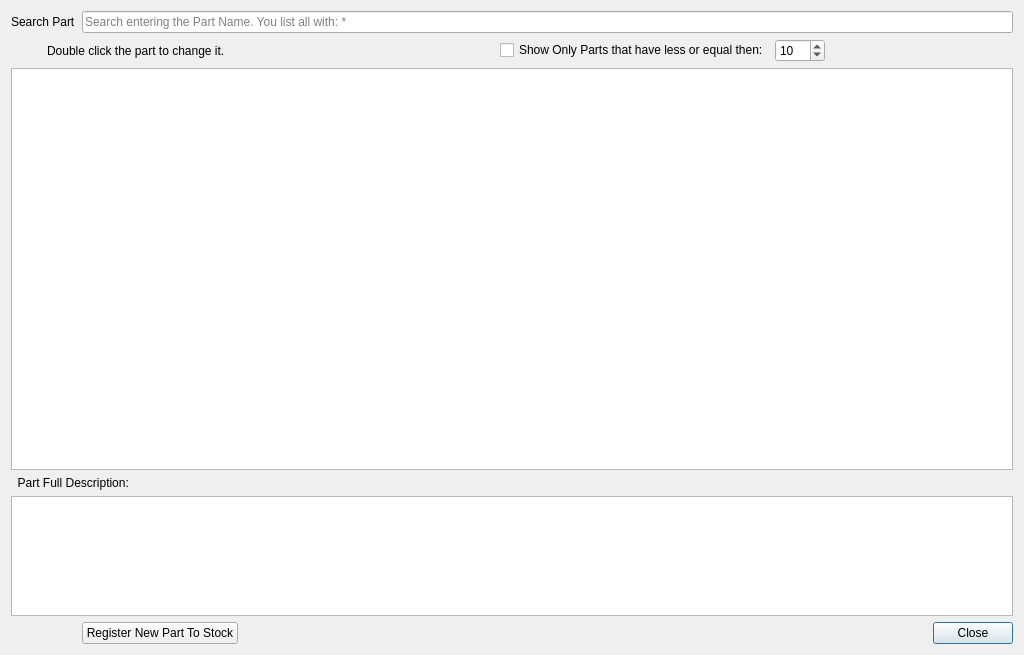
bedi1982/Oficina, file Stock_Control.ui: the form before one commit.
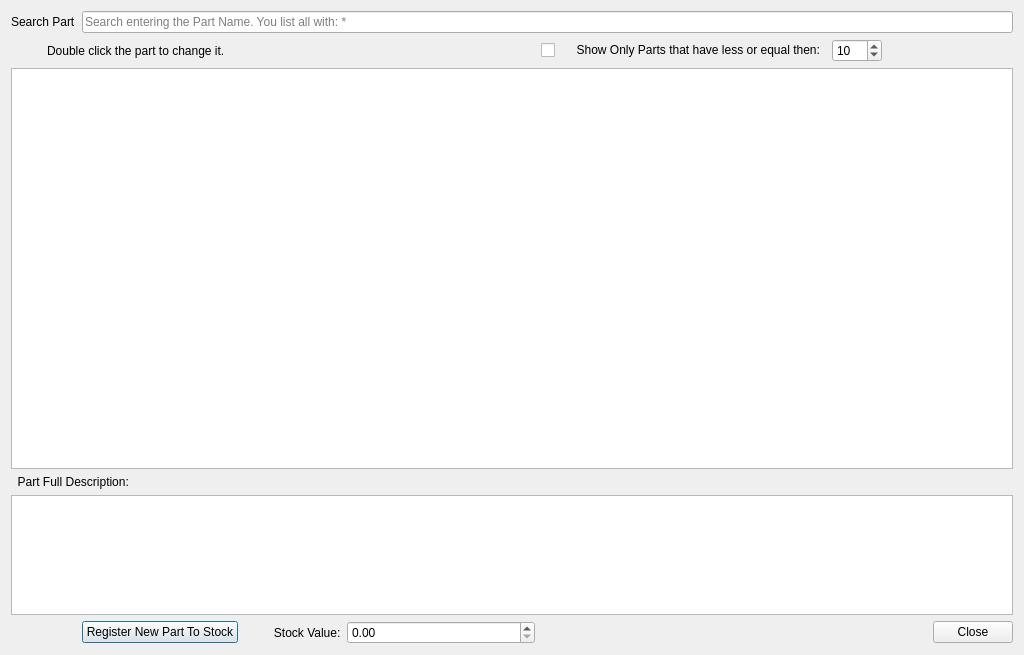
The form after the commit. Icons and pictures are not drawn.

What changed in the file:
```diff
--- a/Stock_Control.ui
+++ b/Stock_Control.ui
@@ -24,111 +24,7 @@
     <normaloff>:/emoticons/service.png</normaloff>:/emoticons/service.png</iconset>
   </property>
   <layout class="QGridLayout" name="gridLayout">
-   <item row="5" column="6">
-    <widget class="QDialogButtonBox" name="buttonBox">
-     <property name="standardButtons">
-      <set>QDialogButtonBox::Close</set>
-     </property>
-    </widget>
-   </item>
-   <item row="1" column="5">
-    <widget class="QCheckBox" name="checkBox_Set_Quantity">
-     <property name="text">
-      <string>Show Only Parts that have less or equal then:</string>
-     </property>
-    </widget>
-   </item>
-   <item row="4" column="0" colspan="7">
-    <widget class="QTextEdit" name="txt_Part_Description">
-     <property name="enabled">
-      <bool>true</bool>
-     </property>
-     <property name="sizePolicy">
-      <sizepolicy hsizetype="Expanding" vsizetype="Fixed">
-       <horstretch>0</horstretch>
-       <verstretch>0</verstretch>
-      </sizepolicy>
-     </property>
-     <property name="maximumSize">
-      <size>
-       <width>16777215</width>
-       <height>120</height>
-      </size>
-     </property>
-     <property name="focusPolicy">
-      <enum>Qt::NoFocus</enum>
-     </property>
-     <property name="acceptDrops">
-      <bool>false</bool>
-     </property>
-     <property name="placeholderText">
-      <string/>
-     </property>
-    </widget>
-   </item>
-   <item row="5" column="0" colspan="2">
-    <widget class="QLabel" name="lbl_Emoticon">
-     <property name="text">
-      <string/>
-     </property>
-     <property name="pixmap">
-      <pixmap resource="images/images.qrc">:/emoticons/service.png</pixmap>
-     </property>
-    </widget>
-   </item>
-   <item row="2" column="0" colspan="7">
-    <widget class="QTableView" name="tbl_Parts">
-     <property name="focusPolicy">
-      <enum>Qt::StrongFocus</enum>
-     </property>
-     <property name="toolTip">
-      <string/>
-     </property>
-     <property name="editTriggers">
-      <set>QAbstractItemView::NoEditTriggers</set>
-     </property>
-     <property name="sortingEnabled">
-      <bool>true</bool>
-     </property>
-     <attribute name="horizontalHeaderCascadingSectionResizes">
-      <bool>true</bool>
-     </attribute>
-    </widget>
-   </item>
-   <item row="5" column="3" colspan="3">
-    <widget class="QLabel" name="lbl_Stock_Total_Value">
-     <property name="text">
-      <string/>
-     </property>
-    </widget>
-   </item>
-   <item row="1" column="0">
-    <widget class="QLabel" name="lbl_Hint">
-     <property name="maximumSize">
-      <size>
-       <width>31</width>
-       <height>31</height>
-      </size>
-     </property>
-     <property name="text">
-      <string/>
-     </property>
-     <property name="pixmap">
-      <pixmap resource="images/images.qrc">:/emoticons/hint.png</pixmap>
-     </property>
-     <property name="scaledContents">
-      <bool>true</bool>
-     </property>
-    </widget>
-   </item>
-   <item row="1" column="1" colspan="3">
-    <widget class="QLabel" name="llb_Double_Click_Part">
-     <property name="text">
-      <string>Double click the part to change it.</string>
-     </property>
-    </widget>
-   </item>
-   <item row="1" column="6">
+   <item row="1" column="8">
     <widget class="QSpinBox" name="spinBox_Quantity_to_Show">
      <property name="maximumSize">
       <size>
@@ -150,7 +46,7 @@
      </property>
     </widget>
    </item>
-   <item row="1" column="4">
+   <item row="1" column="6">
     <spacer name="horizontalSpacer">
      <property name="orientation">
       <enum>Qt::Horizontal</enum>
@@ -163,7 +59,7 @@
      </property>
     </spacer>
    </item>
-   <item row="3" column="0" colspan="4">
+   <item row="3" column="0" colspan="6">
     <widget class="QLabel" name="lbl_Full_Part_Description">
      <property name="text">
       <string>  Part Full Description:</string>
@@ -188,7 +84,7 @@
      </property>
     </widget>
    </item>
-   <item row="0" column="2" colspan="5">
+   <item row="0" column="2" colspan="7">
     <widget class="QLineEdit" name="line_Part_Name">
      <property name="text">
       <string/>
@@ -201,6 +97,113 @@
      </property>
     </widget>
    </item>
+   <item row="4" column="0" colspan="9">
+    <widget class="QTextEdit" name="txt_Part_Description">
+     <property name="enabled">
+      <bool>true</bool>
+     </property>
+     <property name="sizePolicy">
+      <sizepolicy hsizetype="Expanding" vsizetype="Fixed">
+       <horstretch>0</horstretch>
+       <verstretch>0</verstretch>
+      </sizepolicy>
+     </property>
+     <property name="maximumSize">
+      <size>
+       <width>16777215</width>
+       <height>120</height>
+      </size>
+     </property>
+     <property name="focusPolicy">
+      <enum>Qt::NoFocus</enum>
+     </property>
+     <property name="acceptDrops">
+      <bool>false</bool>
+     </property>
+     <property name="placeholderText">
+      <string/>
+     </property>
+    </widget>
+   </item>
+   <item row="5" column="0" colspan="2">
+    <widget class="QLabel" name="lbl_Emoticon">
+     <property name="text">
+      <string/>
+     </property>
+     <property name="pixmap">
+      <pixmap resource="images/images.qrc">:/emoticons/service.png</pixmap>
+     </property>
+    </widget>
+   </item>
+   <item row="5" column="3">
+    <widget class="QLabel" name="label">
+     <property name="text">
+      <string>         Stock Value:</string>
+     </property>
+    </widget>
+   </item>
+   <item row="2" column="0" colspan="9">
+    <widget class="QTableView" name="tbl_Parts">
+     <property name="focusPolicy">
+      <enum>Qt::StrongFocus</enum>
+     </property>
+     <property name="toolTip">
+      <string/>
+     </property>
+     <property name="editTriggers">
+      <set>QAbstractItemView::NoEditTriggers</set>
+     </property>
+     <property name="sortingEnabled">
+      <bool>true</bool>
+     </property>
+     <attribute name="horizontalHeaderCascadingSectionResizes">
+      <bool>true</bool>
+     </attribute>
+    </widget>
+   </item>
+   <item row="1" column="0">
+    <widget class="QLabel" name="lbl_Hint">
+     <property name="maximumSize">
+      <size>
+       <width>31</width>
+       <height>31</height>
+      </size>
+     </property>
+     <property name="text">
+      <string/>
+     </property>
+     <property name="pixmap">
+      <pixmap resource="images/images.qrc">:/emoticons/hint.png</pixmap>
+     </property>
+     <property name="scaledContents">
+      <bool>true</bool>
+     </property>
+    </widget>
+   </item>
+   <item row="1" column="1" colspan="5">
+    <widget class="QLabel" name="llb_Double_Click_Part">
+     <property name="text">
+      <string>Double click the part to change it.</string>
+     </property>
+    </widget>
+   </item>
+   <item row="5" column="8">
+    <widget class="QDialogButtonBox" name="buttonBox">
+     <property name="standardButtons">
+      <set>QDialogButtonBox::Close</set>
+     </property>
+    </widget>
+   </item>
+   <item row="1" column="7">
+    <widget class="QCheckBox" name="checkBox_Set_Quantity">
+     <property name="text">
+      <string>     Show Only Parts that have less or equal then:</string>
+     </property>
+    </widget>
+   </item>
+   <item row="5" column="4" colspan="3">
+    <widget class="QDoubleSpinBox" name="doubleSpinBox"/>
+   </item>
   </layout>
  </widget>
  <tabstops>
```
